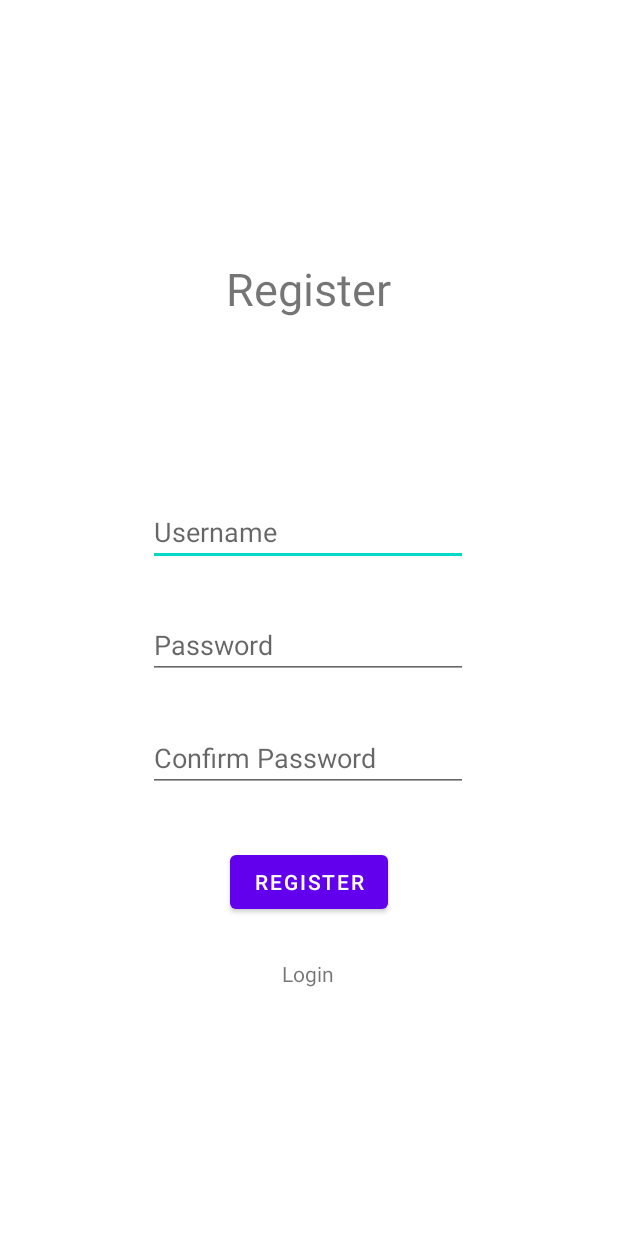
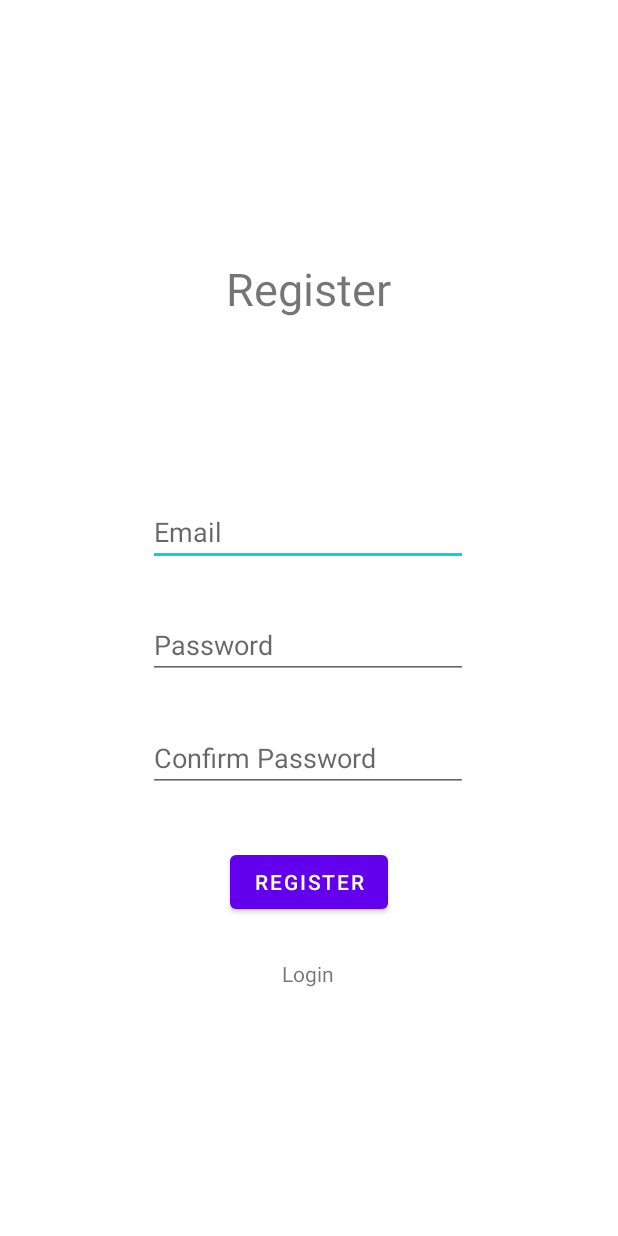
Before and after one commit to ErielVasan/DailyMissions, an Android app: the RegisterActivity screen opened directly, with no data from a screen before it, after a tap on "REGISTER", on a phone screen of 412 x 824 dp. Run offline under Robolectric (Android 15) with nearby library versions, the phone set to English and light mode, and no system bars; our stand-ins replace Firebase (no records; nobody signed in at launch, a user with empty details on screens opened directly).

```diff
--- a/app/build.gradle
+++ b/app/build.gradle
@@ -1,6 +1,7 @@
 plugins {
     id 'com.android.application'
     id 'kotlin-android'
+    id 'com.google.gms.google-services'
 }
 
 android {
@@ -39,6 +40,7 @@ dependencies {
     implementation 'androidx.appcompat:appcompat:1.2.0'
     implementation 'com.google.android.material:material:1.3.0'
     implementation 'androidx.constraintlayout:constraintlayout:2.0.4'
+    implementation 'com.google.firebase:firebase-auth:19.2.0'
     testImplementation 'junit:junit:4.+'
     androidTestImplementation 'androidx.test.ext:junit:1.1.2'
     androidTestImplementation 'androidx.test.espresso:espresso-core:3.3.0'
--- a/app/src/main/AndroidManifest.xml
+++ b/app/src/main/AndroidManifest.xml
@@ -1,7 +1,7 @@
 <?xml version="1.0" encoding="utf-8"?>
 <manifest xmlns:android="http://schemas.android.com/apk/res/android"
     package="com.example.dailymissions">
-
+    <uses-permission android:name="android.permission.INTERNET"/>
     <application
         android:allowBackup="true"
         android:icon="@mipmap/ic_launcher"
--- a/app/src/main/java/com/example/dailymissions/LoginActivity.kt
+++ b/app/src/main/java/com/example/dailymissions/LoginActivity.kt
@@ -16,7 +16,7 @@ class LoginActivity : AppCompatActivity() {
 
         findViewById<Button>(R.id.loginButton).setOnClickListener {
 
-            if (findViewById<EditText>(R.id.loginUsernameInput).text.trim().isNotEmpty() &&
+            if (findViewById<EditText>(R.id.loginEmailInput).text.trim().isNotEmpty() &&
                 findViewById<EditText>(R.id.loginPasswordInput).text.trim().isNotEmpty()
             ){
 
--- a/app/src/main/java/com/example/dailymissions/RegisterActivity.kt
+++ b/app/src/main/java/com/example/dailymissions/RegisterActivity.kt
@@ -7,22 +7,39 @@ import android.widget.Button
 import android.widget.EditText
 import android.widget.TextView
 import android.widget.Toast
+import com.google.firebase.auth.FirebaseAuth
 
 class RegisterActivity : AppCompatActivity() {
+
+    private lateinit var auth: FirebaseAuth
+    private lateinit var emailInput: String
+    private lateinit var passwordInput: String
+    private lateinit var passwordConfirmInput: String
+
     override fun onCreate(savedInstanceState: Bundle?) {
         super.onCreate(savedInstanceState)
         setContentView(R.layout.activity_register)
 
+        auth = FirebaseAuth.getInstance()
+
+
         findViewById<Button>(R.id.registerButton).setOnClickListener {
 
-            if (findViewById<EditText>(R.id.registerUsernameInput).text.trim().isNotEmpty() &&
-                findViewById<EditText>(R.id.registerPasswordInput).text.trim().isNotEmpty() &&
-                findViewById<EditText>(R.id.registerPasswordConfirmInput).text.trim().isNotEmpty()
-            ) {
+            emailInput = findViewById<EditText>(R.id.registerEmailInput).text.trim().toString()
+            passwordInput = findViewById<EditText>(R.id.registerPasswordInput).text.trim().toString()
+            passwordConfirmInput = findViewById<EditText>(R.id.registerPasswordConfirmInput).text.trim().toString()
 
-                val intent = Intent(this, WelcomeActivity::class.java)
-                startActivity(intent)
-                finish()
+            if (emailInput.isNotEmpty() && passwordInput.isNotEmpty() && passwordConfirmInput.isNotEmpty()) {
+
+                if (passwordInput == passwordConfirmInput){
+
+                    registerUser()
+
+                } else {
+
+                    Toast.makeText(this, "Passwords don't match", Toast.LENGTH_SHORT).show()
+
+                }
 
             } else {
 
@@ -39,4 +56,19 @@ class RegisterActivity : AppCompatActivity() {
 
         }
     }
+
+    fun registerUser(){ //  TODO: catch exceptions
+        auth.createUserWithEmailAndPassword(emailInput, passwordInput)
+            .addOnCompleteListener(this){
+                task ->
+                if(task.isSuccessful){
+                    Toast.makeText(this, "Registration Complete", Toast.LENGTH_LONG).show()
+                    val intent = Intent(this, WelcomeActivity::class.java)
+                    startActivity(intent)
+                    finish()
+                }else{
+                    Toast.makeText(this, "Registration Failed", Toast.LENGTH_SHORT).show()
+                }
+            }
+    }
 }
--- a/app/src/main/res/layout/activity_register.xml
+++ b/app/src/main/res/layout/activity_register.xml
@@ -24,7 +24,7 @@
 
 
     <EditText
-        android:id="@+id/registerUsernameInput"
+        android:id="@+id/registerEmailInput"
         android:layout_width="wrap_content"
         android:layout_height="wrap_content"
         android:layout_marginStart="100dp"
@@ -33,11 +33,12 @@
         android:layout_marginEnd="101dp"
         android:layout_marginRight="101dp"
         android:ems="10"
-        android:hint="@string/username_hint"
-        android:inputType="textPersonName"
+        android:hint="@string/email_hint"
+        android:inputType="textEmailAddress"
         app:layout_constraintEnd_toEndOf="parent"
         app:layout_constraintStart_toStartOf="parent"
-        app:layout_constraintTop_toTopOf="parent" />
+        app:layout_constraintTop_toTopOf="parent"
+        android:autofillHints="no" />
 
     <EditText
         android:id="@+id/registerPasswordInput"
@@ -53,7 +54,8 @@
         android:inputType="textPassword"
         app:layout_constraintEnd_toEndOf="parent"
         app:layout_constraintStart_toStartOf="parent"
-        app:layout_constraintTop_toBottomOf="@+id/registerUsernameInput" />
+        app:layout_constraintTop_toBottomOf="@+id/registerEmailInput"
+        android:autofillHints="no" />
 
     <EditText
         android:id="@+id/registerPasswordConfirmInput"
@@ -69,7 +71,8 @@
         android:inputType="textPassword"
         app:layout_constraintEnd_toEndOf="parent"
         app:layout_constraintStart_toStartOf="parent"
-        app:layout_constraintTop_toBottomOf="@+id/registerPasswordInput" />
+        app:layout_constraintTop_toBottomOf="@+id/registerPasswordInput"
+        android:autofillHints="no" />
 
     <Button
         android:id="@+id/registerButton"
--- a/app/src/main/res/values/strings.xml
+++ b/app/src/main/res/values/strings.xml
@@ -1,6 +1,6 @@
 <resources>
     <string name="app_name">Daily Missions</string>
-    <string name="username_hint">Username</string>
+    <string name="email_hint">Email</string>
     <string name="login_text">Login</string>
     <string name="noAccount_text">Don\'t have an account?</string>
     <string name="register_text">Register</string>
--- a/build.gradle
+++ b/build.gradle
@@ -8,6 +8,7 @@ buildscript {
     dependencies {
         classpath "com.android.tools.build:gradle:4.1.2"
         classpath "org.jetbrains.kotlin:kotlin-gradle-plugin:$kotlin_version"
+        classpath 'com.google.gms:google-services:4.3.3'
 
         // NOTE: Do not place your application dependencies here; they belong
         // in the individual module build.gradle files
```
Also changed, not shown: app/src/main/res/layout/activity_login.xml (+7 -5 lines), 1 other file.
